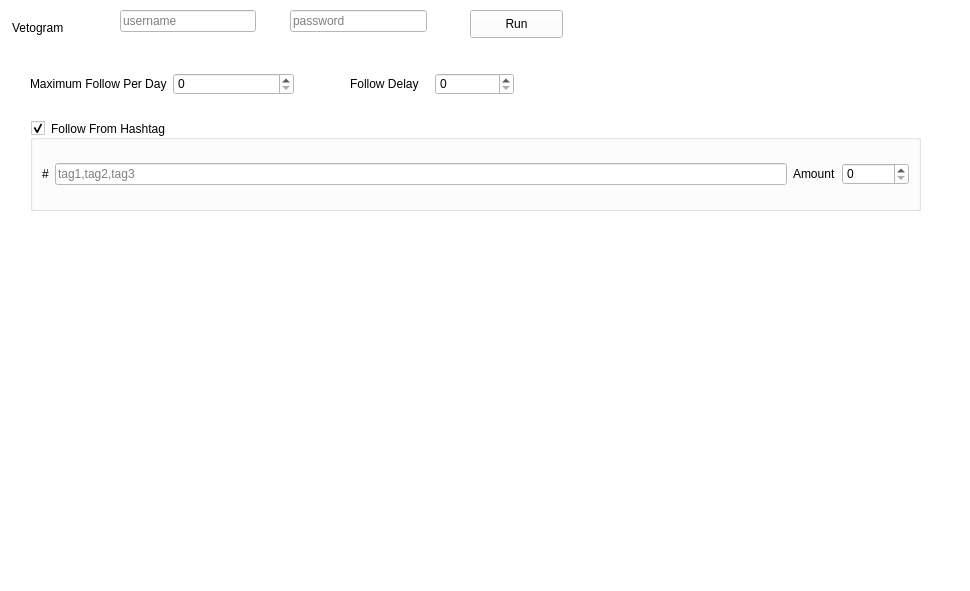
Qt form MyappV2/ui/MainWindow.ui (ohld/igbot) before a commit.
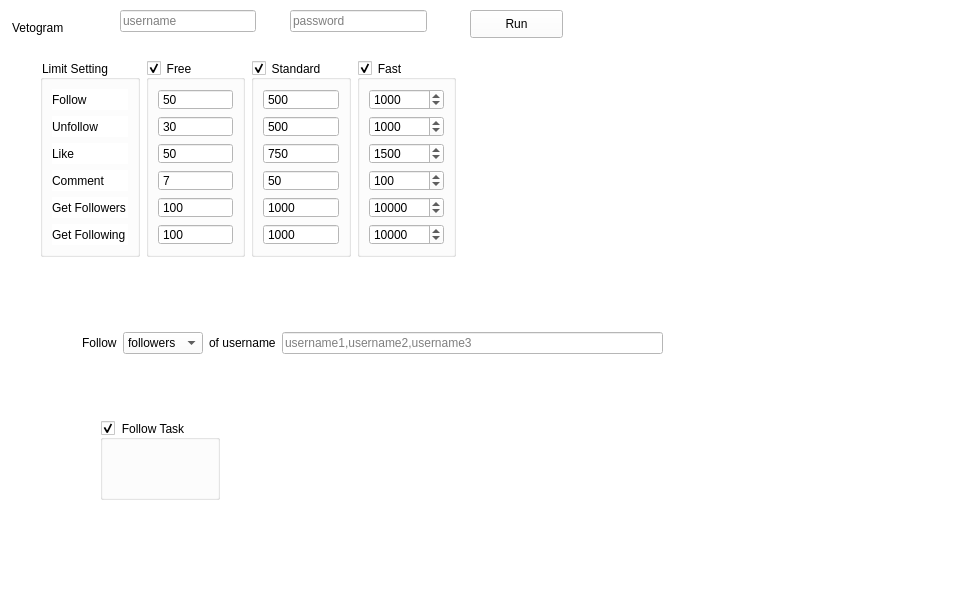
The same form after that commit.

```diff
--- a/MyappV2/ui/MainWindow.ui
+++ b/MyappV2/ui/MainWindow.ui
@@ -34,97 +34,6 @@
      <string>Run</string>
     </property>
    </widget>
-   <widget class="QGroupBox" name="groupBox_follow_from_hashtag">
-    <property name="geometry">
-     <rect>
-      <x>30</x>
-      <y>120</y>
-      <width>891</width>
-      <height>91</height>
-     </rect>
-    </property>
-    <property name="focusPolicy">
-     <enum>Qt::StrongFocus</enum>
-    </property>
-    <property name="styleSheet">
-     <string notr="true">#groupBox:checked{
-background-color: rgb(9, 177, 243);
-}
-#groupBox:unchecked{
-background-color: rgb(204, 204, 204);
-}</string>
-    </property>
-    <property name="title">
-     <string>Follow From Hashtag</string>
-    </property>
-    <property name="flat">
-     <bool>false</bool>
-    </property>
-    <property name="checkable">
-     <bool>true</bool>
-    </property>
-    <property name="checked">
-     <bool>true</bool>
-    </property>
-    <layout class="QHBoxLayout" name="horizontalLayout_8">
-     <item>
-      <layout class="QHBoxLayout" name="horizontalLayout_5">
-       <item>
-        <widget class="QLabel" name="label_10">
-         <property name="styleSheet">
-          <string notr="true">background-color:transparent;</string>
-         </property>
-         <property name="text">
-          <string>#</string>
-         </property>
-         <property name="textFormat">
-          <enum>Qt::AutoText</enum>
-         </property>
-        </widget>
-       </item>
-       <item>
-        <widget class="QLineEdit" name="lineEdit_follow_from_hashtag">
-         <property name="inputMethodHints">
-          <set>Qt::ImhNone</set>
-         </property>
-         <property name="text">
-          <string/>
-         </property>
-         <property name="placeholderText">
-          <string>tag1,tag2,tag3</string>
-         </property>
-        </widget>
-       </item>
-       <item>
-        <widget class="QLabel" name="label_11">
-         <property name="autoFillBackground">
-          <bool>false</bool>
-         </property>
-         <property name="styleSheet">
-          <string notr="true">background-color:transparent;</string>
-         </property>
-         <property name="text">
-          <string>Amount</string>
-         </property>
-         <property name="wordWrap">
-          <bool>false</bool>
-         </property>
-        </widget>
-       </item>
-       <item>
-        <widget class="QSpinBox" name="spinBox__follow_from_hashtag">
-         <property name="buttonSymbols">
-          <enum>QAbstractSpinBox::UpDownArrows</enum>
-         </property>
-         <property name="maximum">
-          <number>100000</number>
-         </property>
-        </widget>
-       </item>
-      </layout>
-     </item>
-    </layout>
-   </widget>
    <widget class="QLineEdit" name="lineEdit_username">
     <property name="geometry">
      <rect>
@@ -173,53 +82,485 @@
      <string>password</string>
     </property>
    </widget>
-   <widget class="QWidget" name="layoutWidget">
+   <widget class="QGroupBox" name="groupBox_follow">
     <property name="geometry">
      <rect>
-      <x>30</x>
-      <y>70</y>
-      <width>264</width>
-      <height>28</height>
+      <x>100</x>
+      <y>420</y>
+      <width>120</width>
+      <height>80</height>
+     </rect>
+    </property>
+    <property name="title">
+     <string>Follow Task</string>
+    </property>
+    <property name="checkable">
+     <bool>true</bool>
+    </property>
+   </widget>
+   <widget class="QWidget" name="">
+    <property name="geometry">
+     <rect>
+      <x>40</x>
+      <y>60</y>
+      <width>416</width>
+      <height>197</height>
      </rect>
     </property>
     <layout class="QHBoxLayout" name="horizontalLayout">
      <item>
-      <widget class="QLabel" name="label_2">
-       <property name="text">
-        <string>Maximum Follow Per Day</string>
+      <widget class="QGroupBox" name="groupBox_4">
+       <property name="title">
+        <string>Limit Setting</string>
        </property>
-       <property name="buddy">
-        <cstring>spinBox</cstring>
+       <layout class="QVBoxLayout" name="verticalLayout_4">
+        <item>
+         <widget class="QLabel" name="label_4">
+          <property name="text">
+           <string>Follow</string>
+          </property>
+         </widget>
+        </item>
+        <item>
+         <widget class="QLabel" name="label_6">
+          <property name="text">
+           <string>Unfollow </string>
+          </property>
+         </widget>
+        </item>
+        <item>
+         <widget class="QLabel" name="label_5">
+          <property name="text">
+           <string>Like</string>
+          </property>
+         </widget>
+        </item>
+        <item>
+         <widget class="QLabel" name="label_7">
+          <property name="text">
+           <string>Comment</string>
+          </property>
+         </widget>
+        </item>
+        <item>
+         <widget class="QLabel" name="label_8">
+          <property name="text">
+           <string>Get Followers</string>
+          </property>
+         </widget>
+        </item>
+        <item>
+         <widget class="QLabel" name="label_9">
+          <property name="text">
+           <string>Get Following</string>
+          </property>
+         </widget>
+        </item>
+       </layout>
+      </widget>
+     </item>
+     <item>
+      <widget class="QGroupBox" name="groupBox">
+       <property name="title">
+        <string>Free</string>
        </property>
+       <property name="checkable">
+        <bool>true</bool>
+       </property>
+       <property name="checked">
+        <bool>true</bool>
+       </property>
+       <layout class="QVBoxLayout" name="verticalLayout">
+        <item>
+         <widget class="QSpinBox" name="spinBox_follow_free">
+          <property name="readOnly">
+           <bool>true</bool>
+          </property>
+          <property name="buttonSymbols">
+           <enum>QAbstractSpinBox::NoButtons</enum>
+          </property>
+          <property name="minimum">
+           <number>1</number>
+          </property>
+          <property name="maximum">
+           <number>2000</number>
+          </property>
+          <property name="value">
+           <number>50</number>
+          </property>
+         </widget>
+        </item>
+        <item>
+         <widget class="QSpinBox" name="spinBox_unfollow_free">
+          <property name="readOnly">
+           <bool>true</bool>
+          </property>
+          <property name="buttonSymbols">
+           <enum>QAbstractSpinBox::NoButtons</enum>
+          </property>
+          <property name="minimum">
+           <number>1</number>
+          </property>
+          <property name="maximum">
+           <number>2000</number>
+          </property>
+          <property name="value">
+           <number>30</number>
+          </property>
+         </widget>
+        </item>
+        <item>
+         <widget class="QSpinBox" name="spinBox_like_free">
+          <property name="readOnly">
+           <bool>true</bool>
+          </property>
+          <property name="buttonSymbols">
+           <enum>QAbstractSpinBox::NoButtons</enum>
+          </property>
+          <property name="minimum">
+           <number>1</number>
+          </property>
+          <property name="maximum">
+           <number>2000</number>
+          </property>
+          <property name="value">
+           <number>50</number>
+          </property>
+         </widget>
+        </item>
+        <item>
+         <widget class="QSpinBox" name="spinBox_comment_free">
+          <property name="readOnly">
+           <bool>true</bool>
+          </property>
+          <property name="buttonSymbols">
+           <enum>QAbstractSpinBox::NoButtons</enum>
+          </property>
+          <property name="minimum">
+           <number>1</number>
+          </property>
+          <property name="maximum">
+           <number>2000</number>
+          </property>
+          <property name="value">
+           <number>7</number>
+          </property>
+         </widget>
+        </item>
+        <item>
+         <widget class="QSpinBox" name="spinBox_getfollowers_free">
+          <property name="readOnly">
+           <bool>true</bool>
+          </property>
+          <property name="buttonSymbols">
+           <enum>QAbstractSpinBox::NoButtons</enum>
+          </property>
+          <property name="minimum">
+           <number>1</number>
+          </property>
+          <property name="maximum">
+           <number>1000000</number>
+          </property>
+          <property name="value">
+           <number>100</number>
+          </property>
+         </widget>
+        </item>
+        <item>
+         <widget class="QSpinBox" name="spinBox_getfollowing_free">
+          <property name="readOnly">
+           <bool>true</bool>
+          </property>
+          <property name="buttonSymbols">
+           <enum>QAbstractSpinBox::NoButtons</enum>
+          </property>
+          <property name="minimum">
+           <number>1</number>
+          </property>
+          <property name="maximum">
+           <number>1000000</number>
+          </property>
+          <property name="value">
+           <number>100</number>
+          </property>
+         </widget>
+        </item>
+       </layout>
       </widget>
      </item>
      <item>
-      <widget class="QSpinBox" name="spinBox"/>
+      <widget class="QGroupBox" name="groupBox_2">
+       <property name="title">
+        <string>Standard</string>
+       </property>
+       <property name="checkable">
+        <bool>true</bool>
+       </property>
+       <property name="checked">
+        <bool>true</bool>
+       </property>
+       <layout class="QVBoxLayout" name="verticalLayout_2">
+        <item>
+         <widget class="QSpinBox" name="spinBox_follow_standard">
+          <property name="readOnly">
+           <bool>true</bool>
+          </property>
+          <property name="buttonSymbols">
+           <enum>QAbstractSpinBox::NoButtons</enum>
+          </property>
+          <property name="minimum">
+           <number>1</number>
+          </property>
+          <property name="maximum">
+           <number>2000</number>
+          </property>
+          <property name="value">
+           <number>500</number>
+          </property>
+         </widget>
+        </item>
+        <item>
+         <widget class="QSpinBox" name="spinBox_unfollow_standard">
+          <property name="readOnly">
+           <bool>true</bool>
+          </property>
+          <property name="buttonSymbols">
+           <enum>QAbstractSpinBox::NoButtons</enum>
+          </property>
+          <property name="minimum">
+           <number>1</number>
+          </property>
+          <property name="maximum">
+           <number>2000</number>
+          </property>
+          <property name="value">
+           <number>500</number>
+          </property>
+         </widget>
+        </item>
+        <item>
+         <widget class="QSpinBox" name="spinBox_like_standard">
+          <property name="readOnly">
+           <bool>true</bool>
+          </property>
+          <property name="buttonSymbols">
+           <enum>QAbstractSpinBox::NoButtons</enum>
+          </property>
+          <property name="minimum">
+           <number>1</number>
+          </property>
+          <property name="maximum">
+           <number>2000</number>
+          </property>
+          <property name="value">
+           <number>750</number>
+          </property>
+         </widget>
+        </item>
+        <item>
+         <widget class="QSpinBox" name="spinBox_comment_standard">
+          <property name="readOnly">
+           <bool>true</bool>
+          </property>
+          <property name="buttonSymbols">
+           <enum>QAbstractSpinBox::NoButtons</enum>
+          </property>
+          <property name="minimum">
+           <number>1</number>
+          </property>
+          <property name="maximum">
+           <number>2000</number>
+          </property>
+          <property name="value">
+           <number>50</number>
+          </property>
+         </widget>
+        </item>
+        <item>
+         <widget class="QSpinBox" name="spinBox_getfollowers_standard">
+          <property name="readOnly">
+           <bool>true</bool>
+          </property>
+          <property name="buttonSymbols">
+           <enum>QAbstractSpinBox::NoButtons</enum>
+          </property>
+          <property name="minimum">
+           <number>1</number>
+          </property>
+          <property name="maximum">
+           <number>1000000</number>
+          </property>
+          <property name="value">
+           <number>1000</number>
+          </property>
+         </widget>
+        </item>
+        <item>
+         <widget class="QSpinBox" name="spinBox_getfollowing_standard">
+          <property name="readOnly">
+           <bool>true</bool>
+          </property>
+          <property name="buttonSymbols">
+           <enum>QAbstractSpinBox::NoButtons</enum>
+          </property>
+          <property name="minimum">
+           <number>1</number>
+          </property>
+          <property name="maximum">
+           <number>1000000</number>
+          </property>
+          <property name="value">
+           <number>1000</number>
+          </property>
+         </widget>
+        </item>
+       </layout>
+      </widget>
+     </item>
+     <item>
+      <widget class="QGroupBox" name="groupBox_3">
+       <property name="title">
+        <string>Fast</string>
+       </property>
+       <property name="checkable">
+        <bool>true</bool>
+       </property>
+       <property name="checked">
+        <bool>true</bool>
+       </property>
+       <layout class="QVBoxLayout" name="verticalLayout_3">
+        <item>
+         <widget class="QSpinBox" name="spinBox_follow">
+          <property name="minimum">
+           <number>1</number>
+          </property>
+          <property name="maximum">
+           <number>2000</number>
+          </property>
+          <property name="value">
+           <number>1000</number>
+          </property>
+         </widget>
+        </item>
+        <item>
+         <widget class="QSpinBox" name="spinBox_unfollow">
+          <property name="minimum">
+           <number>1</number>
+          </property>
+          <property name="maximum">
+           <number>2000</number>
+          </property>
+          <property name="value">
+           <number>1000</number>
+          </property>
+         </widget>
+        </item>
+        <item>
+         <widget class="QSpinBox" name="spinBox_like">
+          <property name="minimum">
+           <number>1</number>
+          </property>
+          <property name="maximum">
+           <number>2000</number>
+          </property>
+          <property name="value">
+           <number>1500</number>
+          </property>
+         </widget>
+        </item>
+        <item>
+         <widget class="QSpinBox" name="spinBox_comment">
+          <property name="minimum">
+           <number>1</number>
+          </property>
+          <property name="maximum">
+           <number>2000</number>
+          </property>
+          <property name="value">
+           <number>100</number>
+          </property>
+         </widget>
+        </item>
+        <item>
+         <widget class="QSpinBox" name="spinBox_getfollowers">
+          <property name="minimum">
+           <number>1</number>
+          </property>
+          <property name="maximum">
+           <number>1000000</number>
+          </property>
+          <property name="value">
+           <number>10000</number>
+          </property>
+         </widget>
+        </item>
+        <item>
+         <widget class="QSpinBox" name="spinBox_getfollowing">
+          <property name="minimum">
+           <number>1</number>
+          </property>
+          <property name="maximum">
+           <number>1000000</number>
+          </property>
+          <property name="value">
+           <number>10000</number>
+          </property>
+         </widget>
+        </item>
+       </layout>
+      </widget>
      </item>
     </layout>
    </widget>
-   <widget class="QWidget" name="layoutWidget">
+   <widget class="QWidget" name="">
     <property name="geometry">
      <rect>
-      <x>350</x>
-      <y>70</y>
-      <width>164</width>
-      <height>28</height>
+      <x>82</x>
+      <y>331</y>
+      <width>581</width>
+      <height>24</height>
      </rect>
     </property>
     <layout class="QHBoxLayout" name="horizontalLayout_2">
      <item>
-      <widget class="QLabel" name="label_3">
+      <widget class="QLabel" name="label_2">
        <property name="text">
-        <string>Follow Delay</string>
+        <string>Follow</string>
        </property>
-       <property name="buddy">
-        <cstring>spinBox_2</cstring>
+      </widget>
+     </item>
+     <item>
+      <widget class="QComboBox" name="comboBox_follow">
+       <item>
+        <property name="text">
+         <string>followers</string>
+        </property>
+       </item>
+       <item>
+        <property name="text">
+         <string>following</string>
+        </property>
+       </item>
+       <item>
+        <property name="text">
+         <string>hashtags</string>
+        </property>
+       </item>
+      </widget>
+     </item>
+     <item>
+      <widget class="QLabel" name="label_follow">
+       <property name="text">
+        <string>of username</string>
        </property>
       </widget>
      </item>
      <item>
-      <widget class="QSpinBox" name="spinBox_2"/>
+      <widget class="QLineEdit" name="lineEdit_follow">
+       <property name="placeholderText">
+        <string>username1,username2,username3</string>
+       </property>
+      </widget>
      </item>
     </layout>
    </widget>
```
